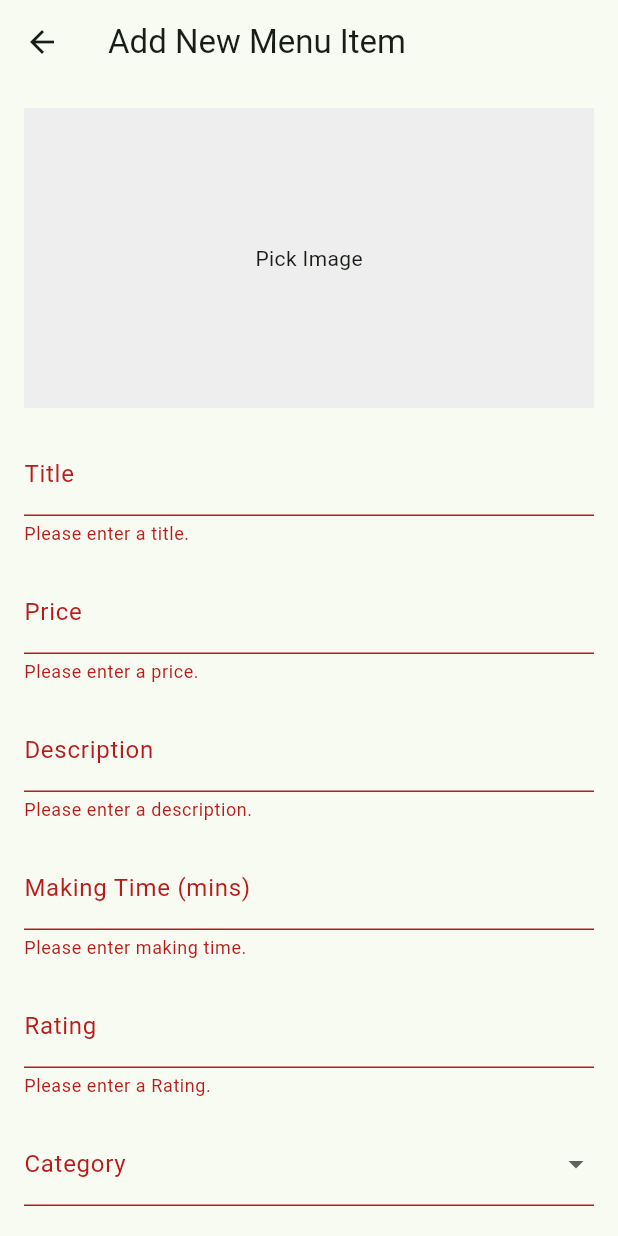
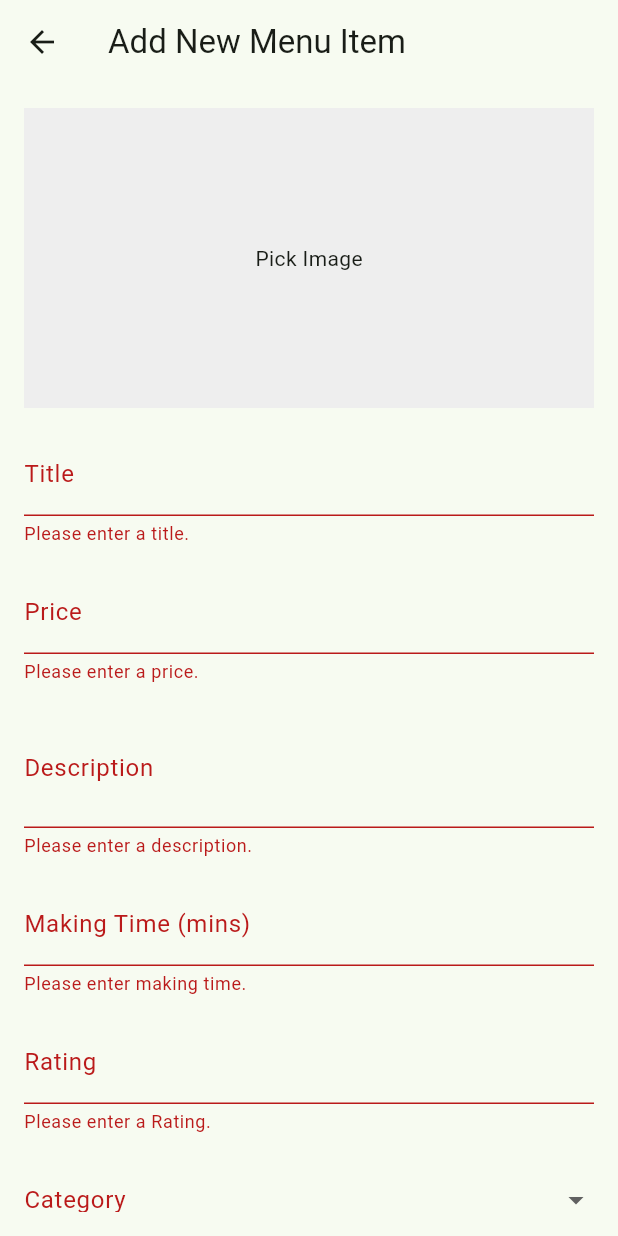
Before and after one commit to daksh1993/FinalYearProject, a Flutter app: the AddItemToMenu screen opened directly, after a tap on "Add Item", on a phone screen of 412 x 824 dp. Run offline on Flutter 3.47's test engine with Material 3 defaults, Android fonts, the phone set to English and light mode, and no system bars; our stand-ins replace auto_size_text, cached_network_image, cloud_firestore, firebase_core, firebase_storage, image_picker and 1 more; accounts and stored records are empty.

Commit message:
Sizing Adjustment in menu page

```diff
--- a/Admin Panel App Version 2/bites_of_south/lib/View/Menu/add_item_to_menu.dart
+++ b/Admin Panel App Version 2/bites_of_south/lib/View/Menu/add_item_to_menu.dart
@@ -61,7 +61,7 @@ class _AddItemToMenuState extends State<AddItemToMenu> {
       try {
         final ref = FirebaseStorage.instance
             .ref()
-            .child('images/testing/${DateTime.now().toString()}');
+            .child('images/menu/${DateTime.now().toString()}');
         _uploadTask = ref.putFile(_image!);
         final snapshot = await _uploadTask!.whenComplete(() => null);
         final imageUrl = await snapshot.ref.getDownloadURL();
@@ -114,12 +114,15 @@ class _AddItemToMenuState extends State<AddItemToMenu> {
       body: _isLoading
           ? Center(
               child: Column(
+                mainAxisAlignment: MainAxisAlignment.center,
+                crossAxisAlignment: CrossAxisAlignment.center,
                 children: [
                   SizedBox(
                     height: MediaQuery.of(context).size.height * 0.2,
                     width: MediaQuery.of(context).size.height * 0.2,
                     child: Lottie.asset('assets/loadin.json'),
                   ),
+                  Text("Adding Item..."),
                 ],
               ),
             )
@@ -157,6 +160,7 @@ class _AddItemToMenuState extends State<AddItemToMenu> {
                     ),
                     SizedBox(height: 16),
                     TextFormField(
+                      keyboardType: TextInputType.number,
                       decoration: InputDecoration(labelText: "Price"),
                       controller: _priceController,
                       validator: (value) {
@@ -172,6 +176,8 @@ class _AddItemToMenuState extends State<AddItemToMenu> {
                     ),
                     SizedBox(height: 16),
                     TextFormField(
+                      minLines: 2,
+                      maxLines: 4,
                       decoration: InputDecoration(labelText: "Description"),
                       controller: _descriptionController,
                       validator: (value) {
@@ -184,6 +190,7 @@ class _AddItemToMenuState extends State<AddItemToMenu> {
                     ),
                     SizedBox(height: 16),
                     TextFormField(
+                      keyboardType: TextInputType.number,
                       decoration:
                           InputDecoration(labelText: "Making Time (mins)"),
                       controller: _makingTimeController,
@@ -200,6 +207,8 @@ class _AddItemToMenuState extends State<AddItemToMenu> {
                     ),
                     SizedBox(height: 16),
                     TextFormField(
+                      keyboardType:
+                          TextInputType.numberWithOptions(decimal: true),
                       decoration: InputDecoration(labelText: "Rating"),
                       controller: _ratingController,
                       validator: (value) {
--- a/Admin Panel App Version 2/bites_of_south/lib/View/Menu/item_detail.dart
+++ b/Admin Panel App Version 2/bites_of_south/lib/View/Menu/item_detail.dart
@@ -106,7 +106,6 @@ class _ItemDetailState extends State<ItemDetail> {
     final TextEditingController descriptionController =
         TextEditingController(text: itemData.description);
     List<String> categories = [
-      'Default',
       'Dosa',
       'Uttapam',
       'Idli & Vada',
--- a/Admin Panel App Version 2/bites_of_south/pubspec.yaml
+++ b/Admin Panel App Version 2/bites_of_south/pubspec.yaml
@@ -44,6 +44,7 @@ dependencies:
   path_provider: ^2.1.5
   lottie: ^3.3.1
   shimmer: ^3.0.0
+  auto_size_text: ^3.0.0
 
 dev_dependencies:
   flutter_test:
```
Also changed, not shown: Admin Panel App Version 2/bites_of_south/lib/View/Menu/menu_management.dart (+56 -6 lines), Admin Panel App Version 2/bites_of_south/pubspec.lock.
